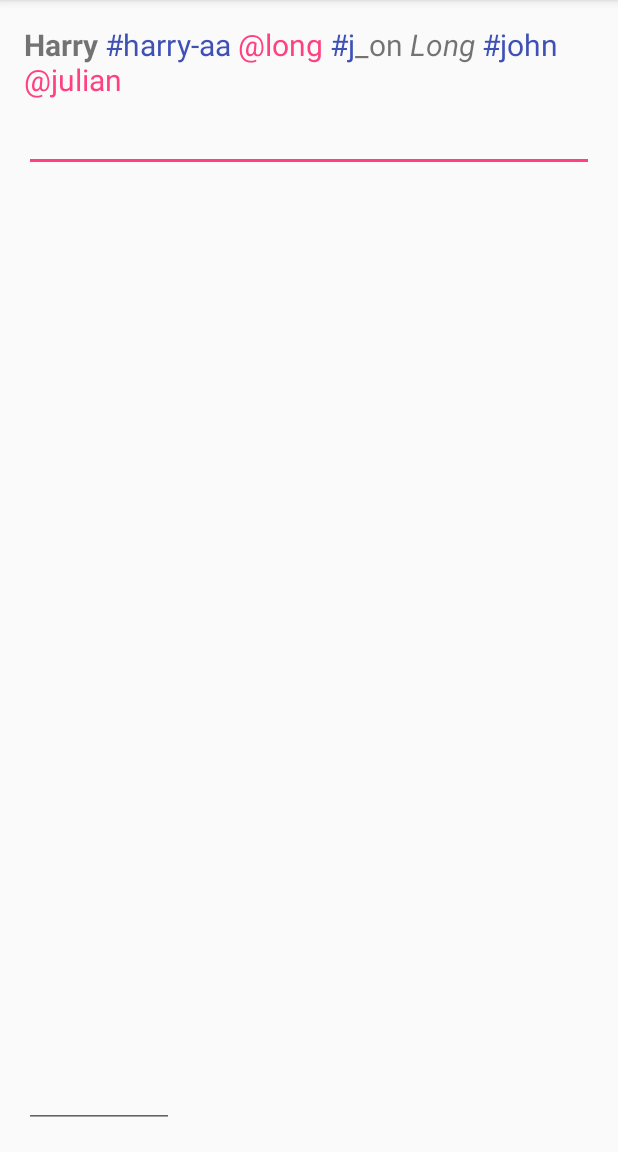
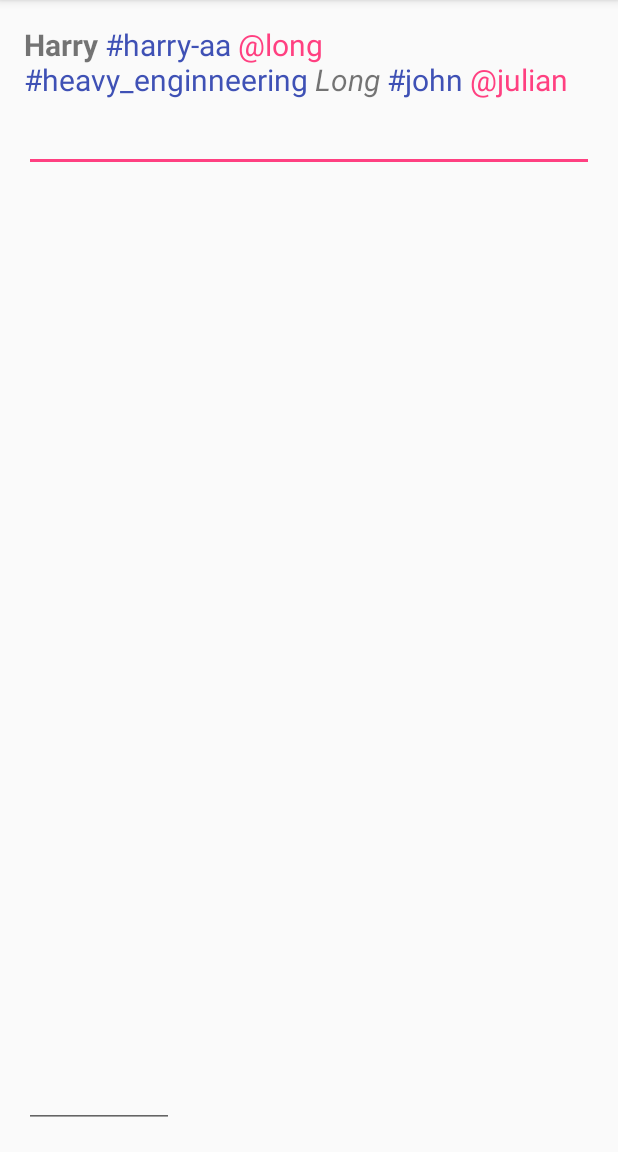
Before and after one commit to harrylefit/tagview, an Android app: the screen it shows after launch (MainActivity), on a phone screen of 412 x 824 dp, the part 84-1236 px from its top. Run offline under Robolectric (Android 15) with nearby library versions, the phone set to English and light mode, and no system bars; our stand-ins replace EventBus; libraries missing offline, so code that uses them is left out: com.labo.kaji; 13 statements that could not run were skipped.

Commit message:
update missing files

```diff
--- a/TagView/app/src/main/java/vn/eazy/example/MainActivity.java
+++ b/TagView/app/src/main/java/vn/eazy/example/MainActivity.java
@@ -32,7 +32,7 @@ public class MainActivity extends AppCompatActivity implements ActiveHashTag.OnH
         super.onCreate(savedInstanceState);
         setContentView(R.layout.activity_main);
         tvContent = (TagTextView) findViewById(R.id.tvContent);
-        String content = "<b>Harry</b> #harry-aa @long #j_on <i>Long</i> #john @julian";
+        String content = "<b>Harry</b> #harry-aa @long #heavy_enginneering <i>Long</i> #john @julian";
         tvContent.appendText(content);
         tvContent.setHashTagClickListener(this);
         tvInput = (TagEditTextView) findViewById(R.id.tvInput);
--- a/TagView/tagview/src/main/java/vn/eazy/tagview/core/ActiveHashTag.java
+++ b/TagView/tagview/src/main/java/vn/eazy/tagview/core/ActiveHashTag.java
@@ -296,7 +296,7 @@ public final class ActiveHashTag implements ClickableColorSpan.OnHashTagClickLis
                 }
             }
 
-            boolean isValidSign = Character.isLetterOrDigit(sign) || hashTagCharsList.contains(sign) || sign == '-' || sign == '.';
+            boolean isValidSign = Character.isLetterOrDigit(sign) || hashTagCharsList.contains(sign) || sign == '-' || sign == '.' || sign == '_';
             if (!isValidSign) {
                 nextNotLetter = index;
                 break;
```
